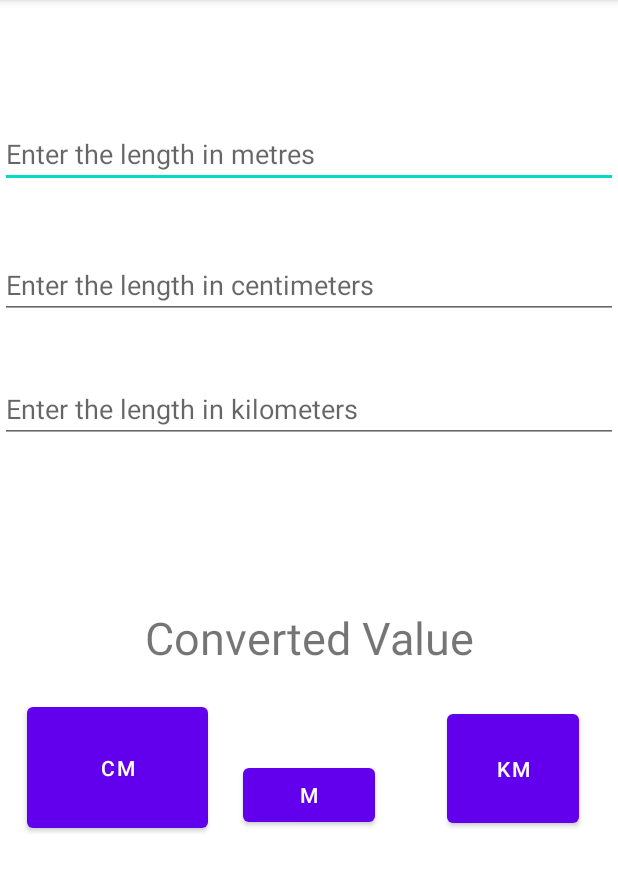
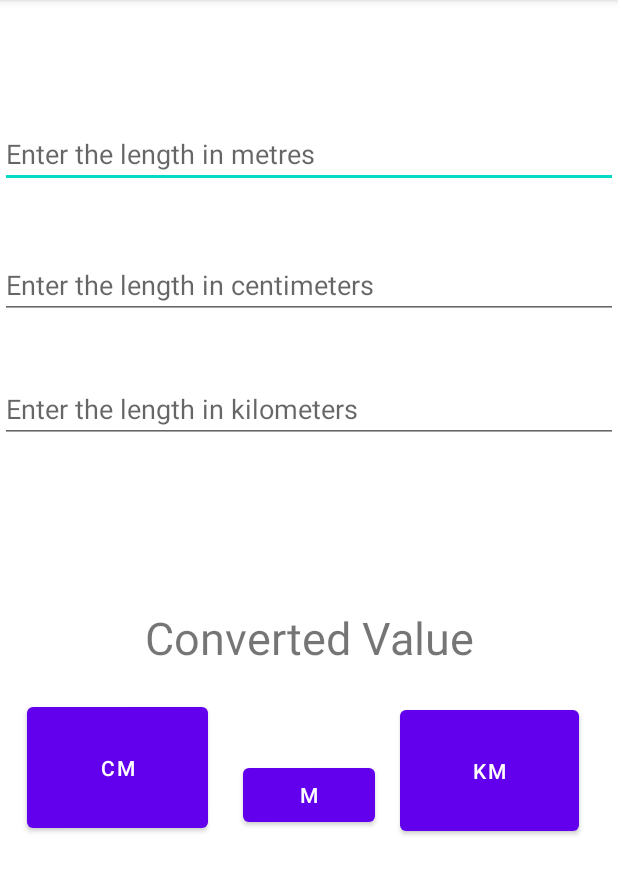
Before and after one commit to Sabrina509/converter, an Android app: the screen it shows after launch (MainActivity), on a phone screen of 412 x 824 dp, the part 84-979 px from its top. Run offline under Robolectric (Android 15) with nearby library versions, the phone set to English and light mode, and no system bars.

Commit message:
code changes

```diff
--- a/app/src/main/res/layout/activity_main.xml
+++ b/app/src/main/res/layout/activity_main.xml
@@ -76,16 +76,16 @@
 
     <Button
         android:id="@+id/button2"
-        android:layout_width="wrap_content"
-        android:layout_height="wrap_content"
+        android:layout_width="119dp"
+        android:layout_height="51dp"
         android:layout_alignParentTop="true"
         android:layout_alignParentEnd="true"
         android:layout_alignParentRight="true"
         android:layout_alignParentBottom="true"
-        android:layout_marginTop="470dp"
+        android:layout_marginTop="467dp"
         android:layout_marginEnd="26dp"
         android:layout_marginRight="26dp"
-        android:layout_marginBottom="213dp"
+        android:layout_marginBottom="208dp"
         android:text="km" />
 
 
```
Also changed, not shown: app/src/main/java/com/example/assignment2/MainActivity.java (+34 -2 lines).
